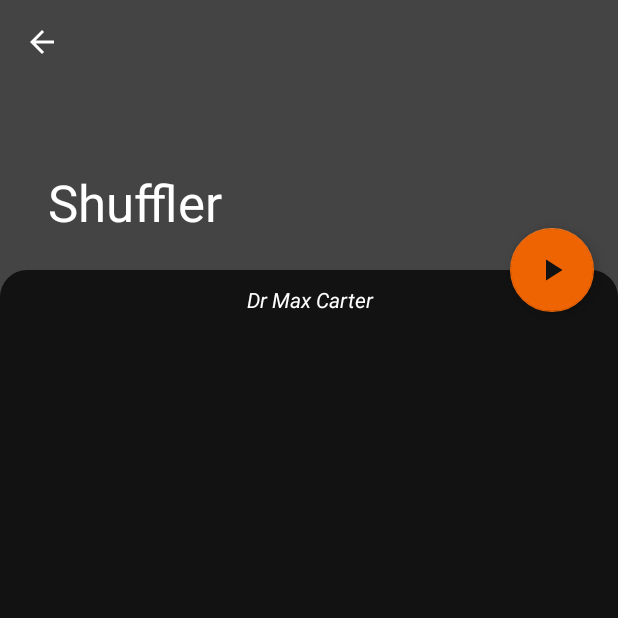
After one commit to maxc-dev/ShufflerX, an Android app: the SetupActivity screen opened directly, with no data from a screen before it, on a phone screen of 412 x 824 dp, the top half of it. The commit adds this screen. Run offline under Robolectric (Android 15) with nearby library versions, the phone set to English and light mode, and no system bars.

Commit message:
Created setup activity with collapsing toolbar

```diff
--- a/app/build.gradle
+++ b/app/build.gradle
@@ -25,7 +25,7 @@ android {
 
 dependencies {
     implementation fileTree(dir: 'libs', include: ['*.jar'])
-    implementation"org.jetbrains.kotlin:kotlin-stdlib-jdk7:$kotlin_version"
+    implementation "org.jetbrains.kotlin:kotlin-stdlib-jdk7:$kotlin_version"
     implementation 'androidx.appcompat:appcompat:1.1.0'
     implementation 'androidx.core:core-ktx:1.2.0'
     implementation 'com.google.android.material:material:1.1.0'
--- a/app/src/main/java/dev/maxc/shuffler/MainActivity.kt
+++ b/app/src/main/java/dev/maxc/shuffler/MainActivity.kt
@@ -1,5 +1,6 @@
 package dev.maxc.shuffler
 
+import android.content.Intent
 import android.os.Bundle
 import androidx.appcompat.app.AppCompatActivity
 import androidx.recyclerview.widget.LinearLayoutManager
@@ -11,6 +12,7 @@ import dev.maxc.shuffler.models.nodes.RecyclerNode
 import dev.maxc.shuffler.models.price.Price
 import dev.maxc.shuffler.models.users.Author
 import dev.maxc.shuffler.ui.popular.PackageAdapter
+import dev.maxc.shuffler.ui.setup.SetupActivity
 import java.util.*
 
 class MainActivity : AppCompatActivity() {
--- a/app/src/main/java/dev/maxc/shuffler/ui/holder/PackageBundleViewHolder.kt
+++ b/app/src/main/java/dev/maxc/shuffler/ui/holder/PackageBundleViewHolder.kt
@@ -1,33 +1,37 @@
 package dev.maxc.shuffler.ui.holder
 
 import android.content.Context
+import android.content.Intent
 import android.view.View
 import android.widget.Button
 import android.widget.ImageView
 import android.widget.TextView
-import android.widget.Toast
 import androidx.recyclerview.widget.RecyclerView
 import dev.maxc.shuffler.R
 import dev.maxc.shuffler.models.nodes.RecyclerNode
+import dev.maxc.shuffler.ui.setup.SetupActivity
 
 /**
  * @author Max Carter
  * @since  07/03/2020
  */
-class PackageBundleViewHolder(itemView: View) : RecyclerView.ViewHolder(itemView) {
+class PackageBundleViewHolder(itemView: View, context: Context) :
+    RecyclerView.ViewHolder(itemView) {
     private val nodeTitle: TextView = itemView.findViewById(R.id.node_title)
     private val nodeDescription: TextView = itemView.findViewById(R.id.node_desc)
     private val nodeAuthor: TextView = itemView.findViewById(R.id.node_author)
+
     //private val nodePrice: TextView = itemView.findViewById(R.id.node_price)
     private val nodeIcon: ImageView = itemView.findViewById(R.id.node_icon)
 
     init {
-        //open new activity
-        val nodeButtonInfo: Button = itemView.findViewById(R.id.node_info)
-        //val nodeButtonStart: Button = itemView.findViewById(R.id.node_start)
+        //val nodeButtonInfo: Button = itemView.findViewById(R.id.node_info)
+        val nodeButtonStart: Button = itemView.findViewById(R.id.node_start)
 
-        nodeButtonInfo.setOnClickListener {
-            Toast.makeText(itemView.context, "More Info", Toast.LENGTH_LONG).show()
+        nodeButtonStart.setOnClickListener {
+            context.startActivity(Intent(context, SetupActivity::class.java).apply {
+                putExtra("title", "Computer Science")
+            })
         }
     }
 
--- a/app/src/main/java/dev/maxc/shuffler/ui/popular/PackageAdapter.kt
+++ b/app/src/main/java/dev/maxc/shuffler/ui/popular/PackageAdapter.kt
@@ -28,7 +28,8 @@ class PackageAdapter(private val context: Context, nodes: ArrayList<RecyclerNode
             LayoutInflater.from(parent.context).inflate(
                 R.layout.node_bundle,
                 parent, false
-            )
+            ),
+            context
         )
     }
 
--- /dev/null
+++ b/app/src/main/java/dev/maxc/shuffler/ui/setup/SetupActivity.kt
@@ -0,0 +1,35 @@
+package dev.maxc.shuffler.ui.setup
+
+import android.os.Bundle
+import androidx.appcompat.app.AppCompatActivity
+import com.google.android.material.floatingactionbutton.FloatingActionButton
+import dev.maxc.shuffler.R
+
+/**
+ * @author Max Carter
+ * @since  10/03/2020
+ */
+class SetupActivity : AppCompatActivity() {
+    override fun onCreate(savedInstanceState: Bundle?) {
+        super.onCreate(savedInstanceState)
+        setContentView(R.layout.activity_setup)
+        findViewById<FloatingActionButton>(R.id.fab_start).setOnClickListener {
+            //todo(start init)
+        }
+
+        setSupportActionBar(findViewById(R.id.setup_toolbar))
+        supportActionBar?.setDisplayHomeAsUpEnabled(true)
+        supportActionBar?.setDisplayShowHomeEnabled(true)
+
+        val bundle: Bundle? = intent.extras
+        if (bundle != null) {
+            supportActionBar?.title = bundle.getString("title", getString(R.string.app_name))
+        }
+    }
+
+    //returns user to the main activity
+    override fun onSupportNavigateUp(): Boolean {
+        onBackPressed()
+        return true
+    }
+}
--- /dev/null
+++ b/app/src/main/res/drawable/ic_play_24dp.xml
@@ -0,0 +1,9 @@
+<vector xmlns:android="http://schemas.android.com/apk/res/android"
+        android:width="24dp"
+        android:height="24dp"
+        android:viewportWidth="24.0"
+        android:viewportHeight="24.0">
+    <path
+        android:fillColor="@color/colorOnSecondary"
+        android:pathData="M8,5v14l11,-7z"/>
+</vector>
--- /dev/null
+++ b/app/src/main/res/drawable/round_corner.xml
@@ -0,0 +1,6 @@
+<?xml version="1.0" encoding="UTF-8"?>
+<shape xmlns:android="http://schemas.android.com/apk/res/android">
+    <solid android:color="@color/colorBackground"/>
+    <corners android:radius="18dp"/>
+    <padding android:left="0dp" android:top="0dp" android:right="0dp" android:bottom="0dp" />
+</shape>
--- /dev/null
+++ b/app/src/main/res/layout/activity_setup.xml
@@ -0,0 +1,53 @@
+<?xml version="1.0" encoding="utf-8"?>
+<androidx.coordinatorlayout.widget.CoordinatorLayout xmlns:android="http://schemas.android.com/apk/res/android"
+    xmlns:app="http://schemas.android.com/apk/res-auto"
+    xmlns:tools="http://schemas.android.com/tools"
+    android:layout_width="match_parent"
+    android:layout_height="match_parent"
+    android:fitsSystemWindows="true"
+    android:background="@color/colorNavView"
+    tools:context=".ui.setup.SetupActivity">
+
+    <com.google.android.material.appbar.AppBarLayout
+        android:id="@+id/setup_app_bar"
+        android:layout_width="match_parent"
+        android:theme="@style/ThemeOverlay.AppCompat.Dark.ActionBar"
+        android:layout_height="@dimen/app_bar_height"
+        android:fitsSystemWindows="true"
+        android:background="@color/colorNavView">
+
+        <com.google.android.material.appbar.CollapsingToolbarLayout
+            android:id="@+id/setup_toolbar_layout"
+            android:layout_width="match_parent"
+            android:layout_height="match_parent"
+            android:fitsSystemWindows="true"
+            app:contentScrim="@color/colorNavView"
+            app:layout_scrollFlags="scroll|exitUntilCollapsed"
+            app:toolbarId="@+id/setup_toolbar">
+
+            <androidx.appcompat.widget.Toolbar
+                android:id="@+id/setup_toolbar"
+                android:layout_width="match_parent"
+                app:popupTheme="@style/ThemeOverlay.AppCompat.Dark"
+                android:layout_height="?attr/actionBarSize"
+                app:layout_collapseMode="pin"
+                android:background="@color/colorNavView"
+                app:titleTextColor="@color/colorOnBackground" />
+
+        </com.google.android.material.appbar.CollapsingToolbarLayout>
+    </com.google.android.material.appbar.AppBarLayout>
+
+    <include layout="@layout/content_setup" />
+
+    <com.google.android.material.floatingactionbutton.FloatingActionButton
+        android:id="@+id/fab_start"
+        android:layout_width="wrap_content"
+        android:layout_height="wrap_content"
+        android:layout_margin="@dimen/fab_margin"
+        app:layout_anchor="@id/setup_app_bar"
+        app:layout_anchorGravity="bottom|end"
+        app:backgroundTint="@color/colorSecondary"
+        android:backgroundTint="@color/colorSecondary"
+        app:srcCompat="@drawable/ic_play_24dp" />
+
+</androidx.coordinatorlayout.widget.CoordinatorLayout>
--- /dev/null
+++ b/app/src/main/res/layout/content_setup.xml
@@ -0,0 +1,53 @@
+<?xml version="1.0" encoding="utf-8"?>
+<androidx.core.widget.NestedScrollView xmlns:android="http://schemas.android.com/apk/res/android"
+    xmlns:app="http://schemas.android.com/apk/res-auto"
+    xmlns:tools="http://schemas.android.com/tools"
+    android:layout_width="match_parent"
+    android:layout_height="match_parent"
+    android:background="@drawable/round_corner"
+    app:layout_behavior="@string/appbar_scrolling_view_behavior"
+    tools:context=".ui.setup.SetupActivity"
+    tools:showIn="@layout/activity_setup">
+
+    <androidx.constraintlayout.widget.ConstraintLayout
+        android:layout_width="match_parent"
+        android:layout_height="match_parent">
+
+        <TextView
+            android:id="@+id/info_author"
+            android:layout_width="match_parent"
+            android:layout_height="wrap_content"
+            android:theme="@style/TextOnBackground"
+            android:textAlignment="center"
+            android:text="Dr Max Carter"
+            android:textStyle="italic"
+            android:layout_marginTop="10dp"
+            app:layout_constraintTop_toTopOf="parent"
+            app:layout_constraintEnd_toEndOf="parent"
+            app:layout_constraintStart_toStartOf="parent"/>
+
+        <GridLayout
+            android:layout_width="match_parent"
+            android:layout_height="wrap_content"
+            app:layout_constraintTop_toBottomOf="@id/info_author"
+            app:layout_constraintStart_toStartOf="parent"
+            app:layout_constraintEnd_toEndOf="parent">
+
+            <!-- TODO:
+             Insert card views for the following options:
+             stopwatch?
+             max questions?
+             question references?
+             repeat failed questions?
+
+             line break
+
+             recycler view for all categories
+             -->
+
+
+        </GridLayout>
+
+    </androidx.constraintlayout.widget.ConstraintLayout>
+
+</androidx.core.widget.NestedScrollView>
--- a/app/src/main/res/layout/node_bundle.xml
+++ b/app/src/main/res/layout/node_bundle.xml
@@ -52,6 +52,7 @@
             android:layout_width="match_parent"
             android:layout_height="wrap_content"
             android:text="Description"
+            android:layout_marginStart="4dp"
             android:padding="4dp"
             android:textAlignment="viewStart"
             android:textColor="@color/colorOnSurfaceSub"
@@ -59,7 +60,7 @@
             app:layout_constraintStart_toStartOf="parent"
             app:layout_constraintTop_toBottomOf="@id/node_author" />
 
-
+<!--
         <Button
             android:id="@+id/node_info"
             style="@style/SurfaceButton"
@@ -67,14 +68,14 @@
             app:layout_constraintBottom_toBottomOf="parent"
             app:layout_constraintStart_toStartOf="parent"
             app:layout_constraintTop_toBottomOf="@id/node_desc" />
-
+-->
         <Button
             android:id="@+id/node_start"
             style="@style/SurfaceButton"
             android:text="@string/shuffle"
-            android:layout_marginStart="10dp"
+            android:layout_marginStart="4dp"
             app:layout_constraintBottom_toBottomOf="parent"
-            app:layout_constraintStart_toEndOf="@id/node_info"
-            app:layout_constraintTop_toBottomOf="@id/node_desc" />
+            app:layout_constraintStart_toStartOf="parent"
+            app:layout_constraintTop_toBottomOf="@id/node_desc"/>
     </androidx.constraintlayout.widget.ConstraintLayout>
 </androidx.cardview.widget.CardView>
--- a/app/src/main/res/values/dimens.xml
+++ b/app/src/main/res/values/dimens.xml
@@ -2,4 +2,7 @@
     <!-- Default screen margins, per the Android Design guidelines. -->
     <dimen name="activity_horizontal_margin">16dp</dimen>
     <dimen name="activity_vertical_margin">16dp</dimen>
+    <dimen name="app_bar_height">180dp</dimen>
+    <dimen name="fab_margin">16dp</dimen>
+    <dimen name="text_margin">16dp</dimen>
 </resources>
--- a/app/src/main/res/values/styles.xml
+++ b/app/src/main/res/values/styles.xml
@@ -21,4 +21,20 @@
         <item name="android:background">@color/colorSurface</item>
         <item name="android:textColor">@color/colorPrimary</item>
     </style>
+
+    <style name="AppTheme.NoActionBar">
+        <item name="windowActionBar">false</item>
+        <item name="windowNoTitle">true</item>
+    </style>
+
+    <style name="Toolbar" parent="ThemeOverlay.AppCompat.ActionBar">
+        <item name="android:textColorPrimary">@color/colorOnBackground</item>
+        <item name="android:textColorSecondary">@color/colorOnSurface</item>
+        <item name="actionMenuTextColor">@color/colorOnBackground</item>
+    </style>
+
+    <style name="TextOnBackground">
+        <item name="android:textColor">@color/colorOnBackground</item>
+        <item name="android:textSize">14sp</item>
+    </style>
 </resources>
```
Also changed, not shown: app/src/main/AndroidManifest.xml (+4 -3 lines).
